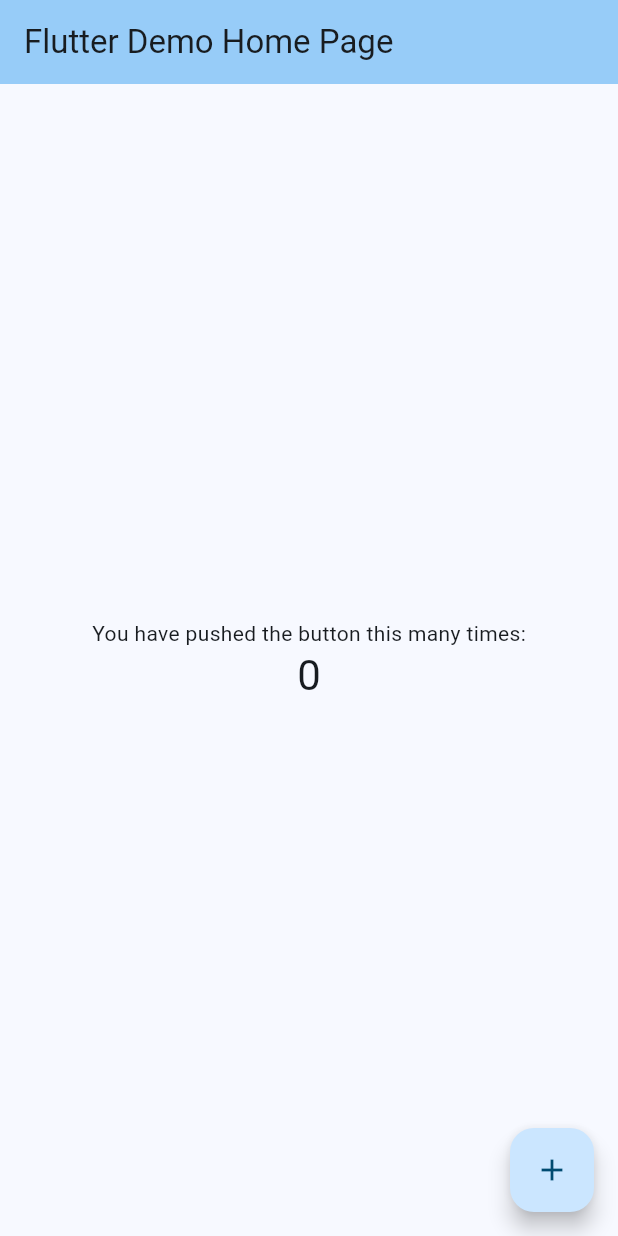
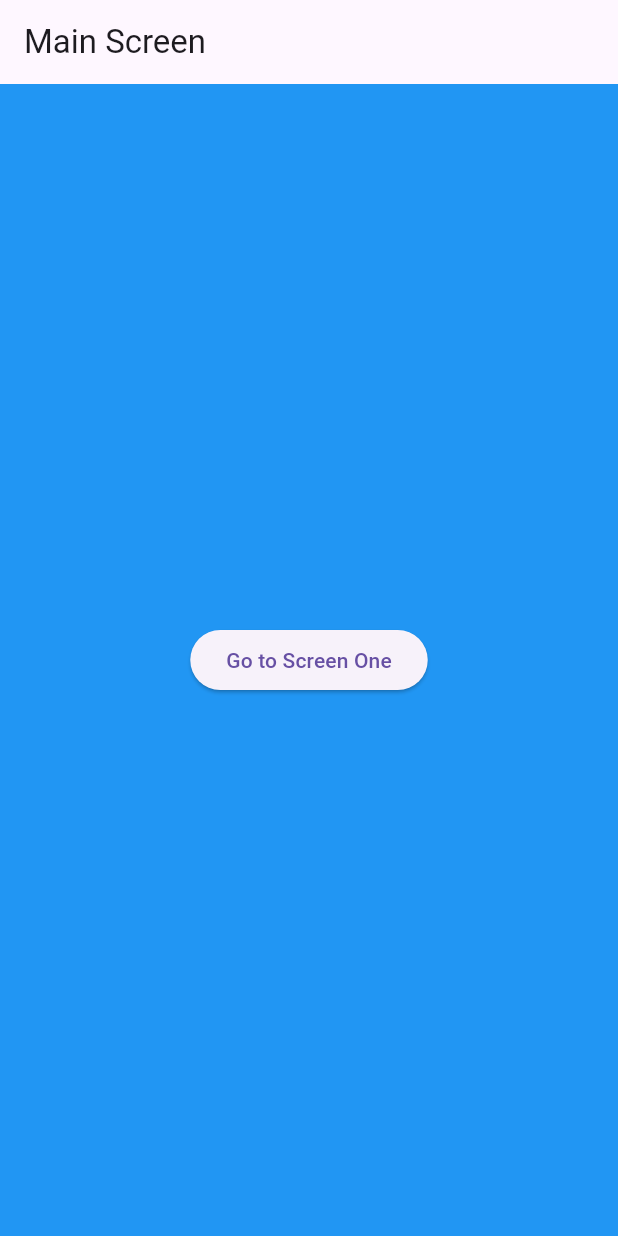
Before and after one commit to splurgburger/BetterUp, a Flutter app: the screen it shows after launch, on a phone screen of 412 x 824 dp. Run offline on Flutter 3.47's test engine with Material 3 defaults, Android fonts, the phone set to English and light mode, and no system bars.

Commit message:
screen switching

```diff
--- a/lib/main.dart
+++ b/lib/main.dart
@@ -1,127 +1,39 @@
 import 'package:flutter/material.dart';
-import 'screenOne.dart';
+import 'screenOne.dart'; // Import the screenOne file
 
 void main() {
-  runApp(const MyApp());
+  runApp(MyApp());
 }
 
 class MyApp extends StatelessWidget {
-  const MyApp({super.key});
-
-  // This widget is the root of your application.
   @override
   Widget build(BuildContext context) {
     return MaterialApp(
-      title: 'Flutter Demo',
-      theme: ThemeData(
-        // This is the theme of your application.
-        //
-        // TRY THIS: Try running your application with "flutter run". You'll see
-        // the application has a purple toolbar. Then, without quitting the app,
-        // try changing the seedColor in the colorScheme below to Colors.green
-        // and then invoke "hot reload" (save your changes or press the "hot
-        // reload" button in a Flutter-supported IDE, or press "r" if you used
-        // the command line to start the app).
-        //
-        // Notice that the counter didn't reset back to zero; the application
-        // state is not lost during the reload. To reset the state, use hot
-        // restart instead.
-        //
-        // This works for code too, not just values: Most code changes can be
-        // tested with just a hot reload.
-        colorScheme: ColorScheme.fromSeed(
-            seedColor: const Color.fromARGB(255, 58, 133, 183)),
-        useMaterial3: true,
-      ),
-      home: const MyHomePage(title: 'Flutter Demo Home Page'),
+      debugShowCheckedModeBanner: false,
+      home: MainScreen(), // Set MainScreen as the initial screen
     );
   }
 }
 
-class MyHomePage extends StatefulWidget {
-  const MyHomePage({super.key, required this.title});
-
-  // This widget is the home page of your application. It is stateful, meaning
-  // that it has a State object (defined below) that contains fields that affect
-  // how it looks.
-
-  // This class is the configuration for the state. It holds the values (in this
-  // case the title) provided by the parent (in this case the App widget) and
-  // used by the build method of the State. Fields in a Widget subclass are
-  // always marked "final".
-
-  final String title;
-
-  @override
-  State<MyHomePage> createState() => _MyHomePageState();
-}
-
-class _MyHomePageState extends State<MyHomePage> {
-  int _counter = 0;
-
-  void _incrementCounter() {
-    setState(() {
-      // This call to setState tells the Flutter framework that something has
-      // changed in this State, which causes it to rerun the build method below
-      // so that the display can reflect the updated values. If we changed
-      // _counter without calling setState(), then the build method would not be
-      // called again, and so nothing would appear to happen.
-      _counter++;
-    });
-  }
-
+class MainScreen extends StatelessWidget {
   @override
   Widget build(BuildContext context) {
-    // This method is rerun every time setState is called, for instance as done
-    // by the _incrementCounter method above.
-    //
-    // The Flutter framework has been optimized to make rerunning build methods
-    // fast, so that you can just rebuild anything that needs updating rather
-    // than having to individually change instances of widgets.
     return Scaffold(
+      backgroundColor: Colors.blue, // Set background color to blue
       appBar: AppBar(
-        // TRY THIS: Try changing the color here to a specific color (to
-        // Colors.amber, perhaps?) and trigger a hot reload to see the AppBar
-        // change color while the other colors stay the same.
-        backgroundColor: Theme.of(context).colorScheme.inversePrimary,
-        // Here we take the value from the MyHomePage object that was created by
-        // the App.build method, and use it to set our appbar title.
-        title: Text(widget.title),
+        title: Text('Main Screen'),
       ),
       body: Center(
-        // Center is a layout widget. It takes a single child and positions it
-        // in the middle of the parent.
-        child: Column(
-          // Column is also a layout widget. It takes a list of children and
-          // arranges them vertically. By default, it sizes itself to fit its
-          // children horizontally, and tries to be as tall as its parent.
-          //
-          // Column has various properties to control how it sizes itself and
-          // how it positions its children. Here we use mainAxisAlignment to
-          // center the children vertically; the main axis here is the vertical
-          // axis because Columns are vertical (the cross axis would be
-          // horizontal).
-          //
-          // TRY THIS: Invoke "debug painting" (choose the "Toggle Debug Paint"
-          // action in the IDE, or press "p" in the console), to see the
-          // wireframe for each widget.
-          mainAxisAlignment: MainAxisAlignment.center,
-          children: <Widget>[
-            const Text(
-              'You have pushed the button this many times:',
-            ),
-            Text(
-              '$_counter',
-              style: Theme.of(context).textTheme.headlineMedium,
-            ),
-          ],
+        child: ElevatedButton(
+          onPressed: () {
+            Navigator.push(
+              context,
+              MaterialPageRoute(builder: (context) => ScreenOne()),
+            );
+          },
+          child: Text('Go to Screen One'),
         ),
       ),
-      floatingActionButton: FloatingActionButton(
-        onPressed: _incrementCounter,
-        tooltip: 'Increment',
-        child: const Icon(Icons.add),
-      ), // This trailing comma makes auto-formatting nicer for build methods.
     );
   }
 }
```
Also changed, not shown: lib/screenOne.dart (+10 -13 lines).
